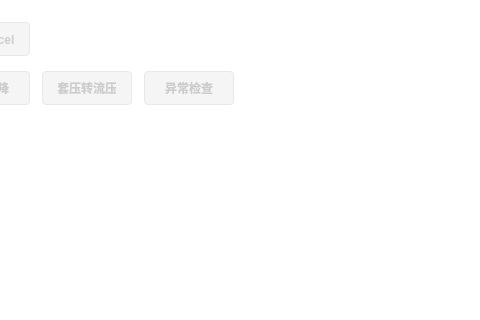
The window that wt_datawidget.ui (Luqinghao1/WT20260313-1) describes before a commit, drawn with Qt 5; both pictures show x 284 to 764 and y 0 to 320 of the 1000 by 700 pixel window.
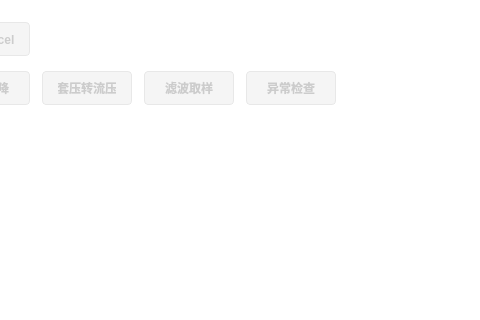
The same window after the commit.

What changed in the file:
```diff
--- a/wt_datawidget.ui
+++ b/wt_datawidget.ui
@@ -353,6 +353,31 @@
           </property>
          </widget>
         </item>
+        <item>
+         <widget class="QPushButton" name="btnFilterSample">
+          <property name="enabled">
+           <bool>false</bool>
+          </property>
+          <property name="minimumSize">
+           <size>
+            <width>90</width>
+            <height>34</height>
+           </size>
+          </property>
+          <property name="maximumSize">
+           <size>
+            <width>90</width>
+            <height>30</height>
+           </size>
+          </property>
+          <property name="cursor">
+           <cursorShape>PointingHandCursor</cursorShape>
+          </property>
+          <property name="text">
+           <string>滤波取样</string>
+          </property>
+         </widget>
+        </item>
         <item>
          <widget class="QPushButton" name="btnErrorCheck">
           <property name="enabled">
```
Left out of the diff: 18 changed lines with no effect on the pictures.
